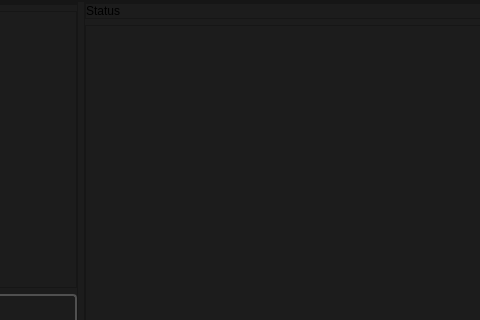
This is soudevent_editor/soundevenet_editor_mainwindow.ui in dertwist/Hammer5Tools as Qt 5 draws it before an edit; both pictures show x 324 to 804 and y 0 to 320 of the 1035 by 660 pixel window. The edited form follows.
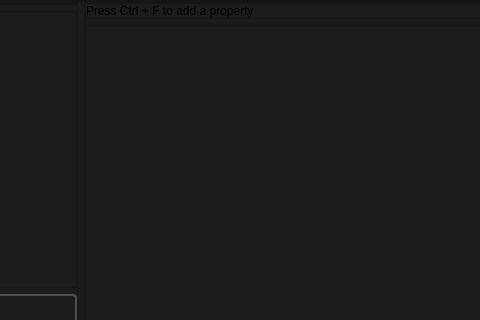
This is the edited form. Icons and pictures are not drawn.

Diff of the .ui file:
```diff
--- a/soudevent_editor/soundevenet_editor_mainwindow.ui
+++ b/soudevent_editor/soundevenet_editor_mainwindow.ui
@@ -430,7 +430,7 @@
                 <item>
                  <widget class="QLabel" name="status_bar">
                   <property name="text">
-                   <string>Status</string>
+                   <string>Press Ctrl + F to add a property</string>
                   </property>
                  </widget>
                 </item>
```
